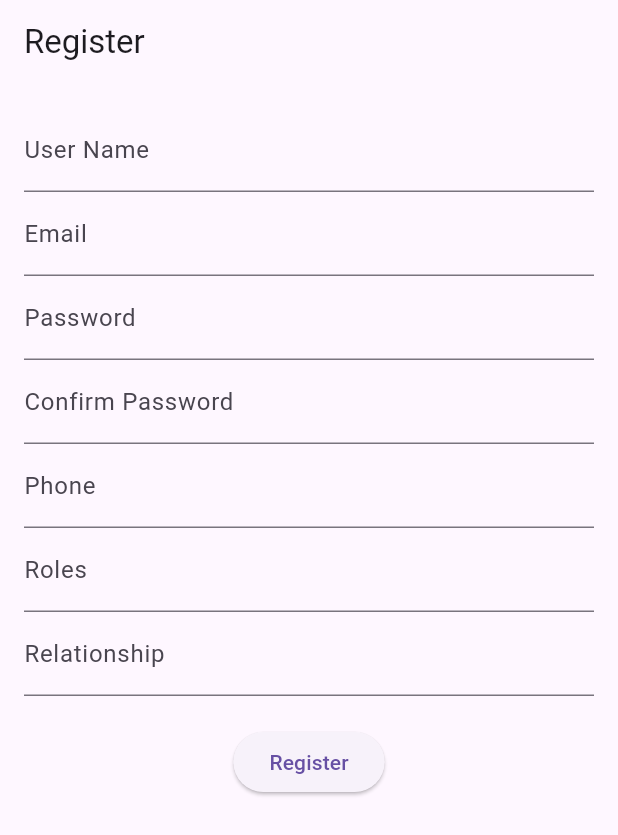
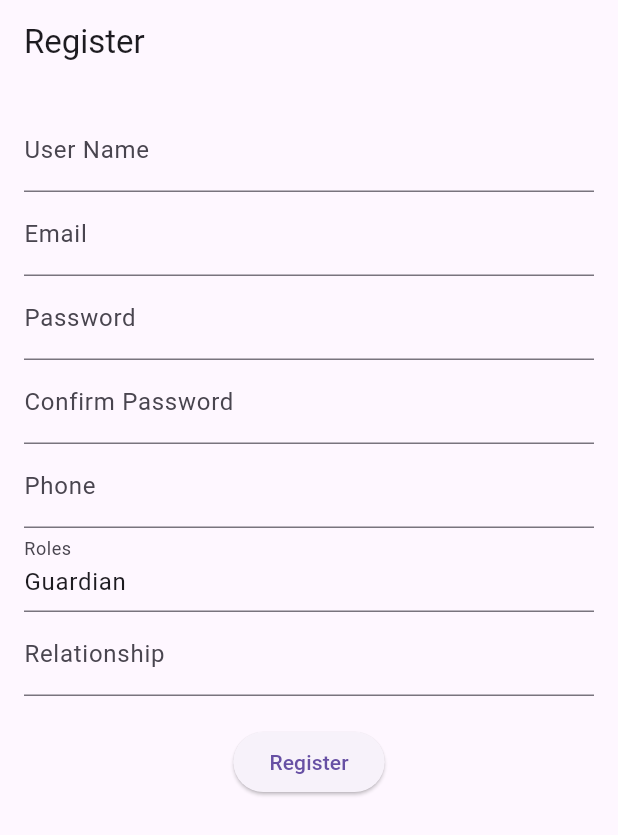
Before and after one commit to axislinn/BumbleBee-School, a Flutter app: the RegisterScreen screen opened directly, on a phone screen of 412 x 824 dp. Shown: the top 835 px of the screen. Run offline on Flutter 3.47's test engine with Material 3 defaults, Android fonts, the light colour scheme and no system bars; our stand-ins replace equatable, flutter_bloc, shared_preferences; accounts and stored records are empty.

Commit message:
make fixed role for parent in register_screen

```diff
--- a/lib/bloc/signup_bloc/signup_bloc.dart
+++ b/lib/bloc/signup_bloc/signup_bloc.dart
@@ -29,7 +29,6 @@ class RegisterBloc extends Bloc<RegisterEvent, RegisterState> {
         password: event.password,
         confirmedPassword: event.confirmPassword,
         phone: event.phone,
-        roles: event.roles,
         relationship: event.relationship,
       );
 
--- a/lib/bloc/signup_bloc/signup_event.dart
+++ b/lib/bloc/signup_bloc/signup_event.dart
@@ -11,7 +11,6 @@ class RegisterButtonPressed extends RegisterEvent {
   final String password;
   final String confirmPassword;
   final String phone;
-  final String roles;
   final String relationship;
 
   RegisterButtonPressed({
@@ -20,10 +19,9 @@ class RegisterButtonPressed extends RegisterEvent {
     required this.password,
     required this.confirmPassword,
     required this.phone,
-    required this.roles,
     required this.relationship,
   });
 
   @override
-  List<Object> get props => [userName, email, password, confirmPassword, phone, roles, relationship];
+  List<Object> get props => [userName, email, password, confirmPassword, phone, relationship];
 }
--- a/lib/data/repository/repositories/user_repository.dart
+++ b/lib/data/repository/repositories/user_repository.dart
@@ -60,7 +60,6 @@ class UserRepository {
     required String password,
     required String confirmedPassword,
     required String phone,
-    required String roles,
     required String relationship,
   }) async {
     final url = Uri.parse('$baseUrl/api/auth/register');
@@ -74,7 +73,7 @@ class UserRepository {
         'password': password,
         'confirmedPassword': confirmedPassword,
         'phone': phone,
-        'roles': roles,
+        'roles': 'Guardian',
         'relationship': relationship,
       }),
     );
--- a/lib/screens/auth/signupscreen.dart
+++ b/lib/screens/auth/signupscreen.dart
@@ -10,9 +10,11 @@ class RegisterScreen extends StatelessWidget {
   final TextEditingController _userNameController = TextEditingController();
   final TextEditingController _emailController = TextEditingController();
   final TextEditingController _passwordController = TextEditingController();
-  final TextEditingController _confirmPasswordController = TextEditingController();
+  final TextEditingController _confirmPasswordController =
+      TextEditingController();
   final TextEditingController _phoneController = TextEditingController();
-  final TextEditingController _rolesController = TextEditingController();
+  final TextEditingController _rolesController =
+      TextEditingController(text: "Guardian");
   final TextEditingController _relationshipController = TextEditingController();
 
   @override
@@ -32,7 +34,8 @@ class RegisterScreen extends StatelessWidget {
                 MaterialPageRoute(builder: (context) => LoginScreen()),
               );
               ScaffoldMessenger.of(context).showSnackBar(
-                SnackBar(content: Text('Registration Successful! Please login.')),
+                SnackBar(
+                    content: Text('Registration Successful! Please login.')),
               );
             } else if (state is RegisterFailure) {
               ScaffoldMessenger.of(context).showSnackBar(
@@ -40,7 +43,8 @@ class RegisterScreen extends StatelessWidget {
               );
             }
           },
-                    child: SingleChildScrollView(  // Wrap Column inside SingleChildScrollView
+          child: SingleChildScrollView(
+            // Wrap Column inside SingleChildScrollView
             child: Padding(
               padding: const EdgeInsets.all(16.0),
               child: Column(
@@ -68,9 +72,10 @@ class RegisterScreen extends StatelessWidget {
                     decoration: InputDecoration(labelText: 'Phone'),
                   ),
                   TextField(
-                    controller: _rolesController,
-                    decoration: InputDecoration(labelText: 'Roles'),
-                  ),
+                      controller: _rolesController,
+                      decoration: InputDecoration(labelText: 'Roles'),
+                      readOnly: true
+                      ),
                   TextField(
                     controller: _relationshipController,
                     decoration: InputDecoration(labelText: 'Relationship'),
@@ -81,7 +86,8 @@ class RegisterScreen extends StatelessWidget {
                       return ElevatedButton(
                         onPressed: () {
                           // Now the context inside this Builder will have access to the RegisterBloc
-                          final registerBloc = BlocProvider.of<RegisterBloc>(context);
+                          final registerBloc =
+                              BlocProvider.of<RegisterBloc>(context);
                           registerBloc.add(
                             RegisterButtonPressed(
                               userName: _userNameController.text,
@@ -89,7 +95,7 @@ class RegisterScreen extends StatelessWidget {
                               password: _passwordController.text,
                               confirmPassword: _confirmPasswordController.text,
                               phone: _phoneController.text,
-                              roles: _rolesController.text,
+                              // roles: _rolesController.text,
                               relationship: _relationshipController.text,
                             ),
                           );
```
